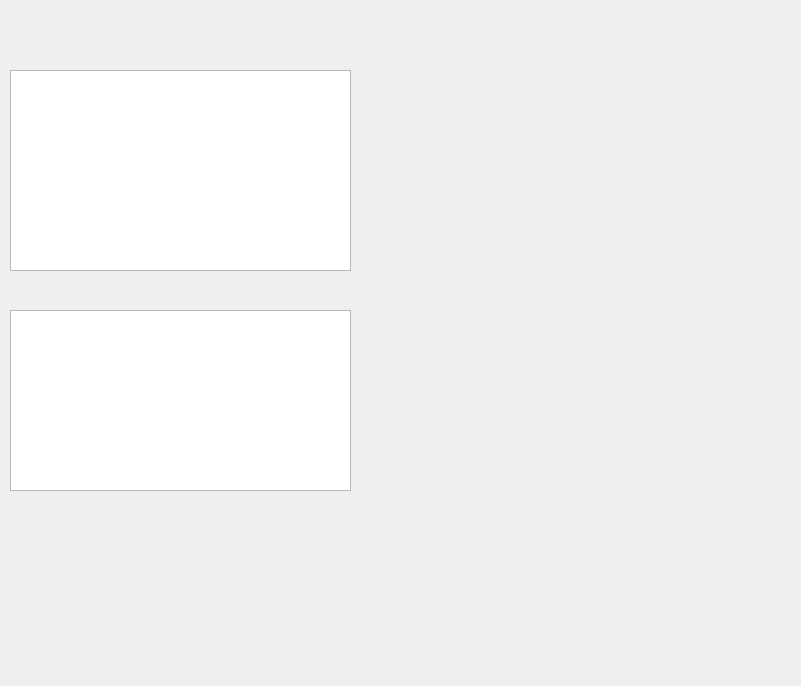
Old version of the form DebugSerial/Grap.ui in the repository ashleyjr/DebugSerial.
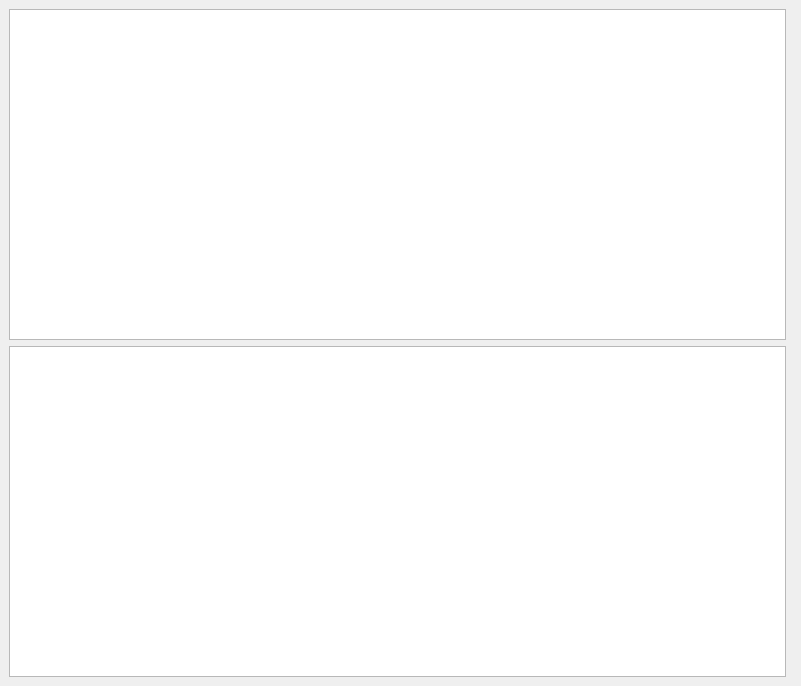
New version of the form. Custom widgets are drawn as their Qt base class.

What changed in the file:
```diff
--- a/DebugSerial/Grap.ui
+++ b/DebugSerial/Grap.ui
@@ -20,46 +20,20 @@
    <property name="focusPolicy">
     <enum>Qt::NoFocus</enum>
    </property>
-   <widget class="QwtPlot" name="qwtPlotTx">
-    <property name="geometry">
-     <rect>
-      <x>390</x>
-      <y>70</y>
-      <width>400</width>
-      <height>200</height>
-     </rect>
-    </property>
-   </widget>
-   <widget class="QwtPlot" name="qwtPlotRx">
-    <property name="geometry">
-     <rect>
-      <x>390</x>
-      <y>300</y>
-      <width>400</width>
-      <height>200</height>
-     </rect>
-    </property>
-   </widget>
-   <widget class="QTextEdit" name="textEditTx">
-    <property name="geometry">
-     <rect>
-      <x>10</x>
-      <y>70</y>
-      <width>341</width>
-      <height>201</height>
-     </rect>
-    </property>
-   </widget>
-   <widget class="QTextEdit" name="textEditRx">
-    <property name="geometry">
-     <rect>
-      <x>10</x>
-      <y>310</y>
-      <width>341</width>
-      <height>181</height>
-     </rect>
-    </property>
-   </widget>
+   <layout class="QGridLayout" name="gridLayout">
+    <item row="0" column="0">
+     <widget class="QTextEdit" name="textEditTx"/>
+    </item>
+    <item row="0" column="1">
+     <widget class="QwtPlot" name="qwtPlotTx"/>
+    </item>
+    <item row="1" column="0">
+     <widget class="QTextEdit" name="textEditRx"/>
+    </item>
+    <item row="1" column="1">
+     <widget class="QwtPlot" name="qwtPlotRx"/>
+    </item>
+   </layout>
   </widget>
  </widget>
  <customwidgets>
```
Left out of the diff: 2 changed lines with no effect on the pictures.
